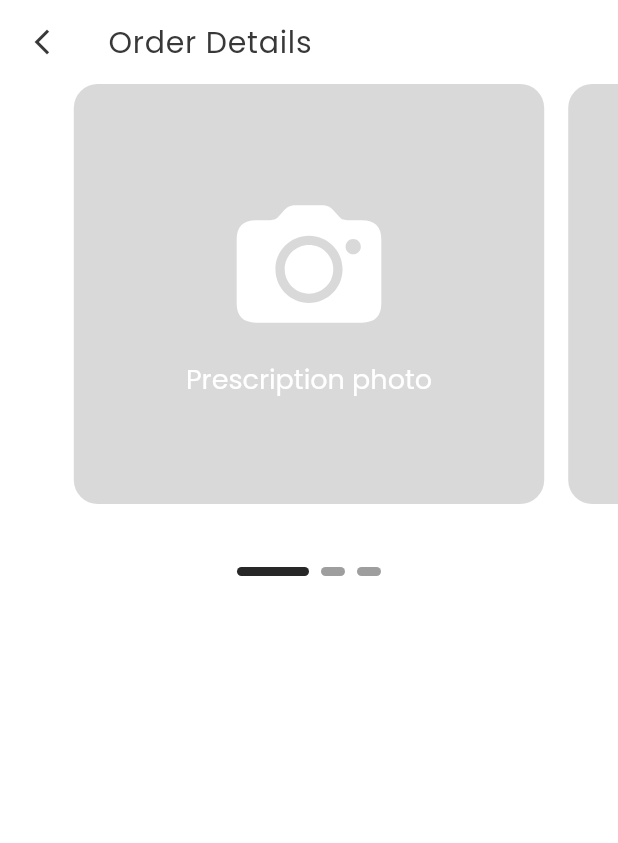
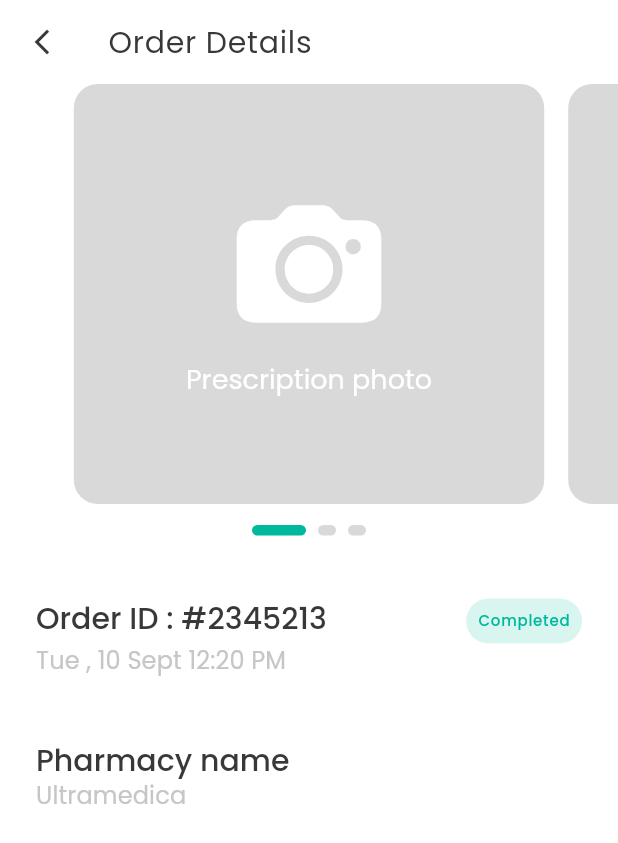
Before and after one commit to Taim-Amer/Comprehensive-Pharmacy-client-role, a Flutter app: the screen it shows after launch, on a phone screen of 412 x 824 dp. Shown: the top 843 px of the screen. Run offline on Flutter 3.47's test engine with Material 3 defaults, Android fonts, the phone set to English and light mode, and no system bars; drawn by our look-alikes of smooth_page_indicator; our stand-ins replace dio, firebase_messaging, flutter_otp_text_field, flutter_screenutil, flutter_svg, fluttertoast and 8 more; missing offline and left inert: measure_size_builder; accounts and stored records are empty.

Commit message:
Order Details

```diff
--- a/lib/features/orders/views/order/order_details_screen.dart
+++ b/lib/features/orders/views/order/order_details_screen.dart
@@ -33,9 +33,7 @@ class OrderDetailsScreen extends StatelessWidget {
             child: PageView.builder(
               itemCount: 3,
               scrollDirection: Axis.horizontal,
-              // controller: PageController(viewportFraction: 0.8),
               controller: OrdersController.instance.pageController,
-              // padEnds: false,
               itemBuilder: (context, index) => Transform.scale(
                 scale: 1.0,
                 child: Padding(
@@ -57,17 +55,45 @@ class OrderDetailsScreen extends StatelessWidget {
               ),
             ),
           ),
-          TSizes.spaceBtwSections.verticalSpace,
+          TSizes.spaceBtwItems.verticalSpace,
           SmoothPageIndicator(
             count: 3,
             controller: OrdersController.instance.pageController,
             onDotClicked: OrdersController.instance.dotNavigationClick,
             effect: ExpandingDotsEffect(
-                activeDotColor: dark ? TColors.light : TColors.dark,
-                dotHeight: 6,
+                activeDotColor: TColors.primary,
+                dotColor: TColors.borderPrimary,
+                dotWidth: 12.w,
+                dotHeight: 7.h,
             ),
           ),
           TSizes.spaceBtwSections.verticalSpace,
+          Padding(
+            padding: const EdgeInsets.symmetric(horizontal: TSizes.defaultSpace),
+            child: Column(
+              crossAxisAlignment: CrossAxisAlignment.start,
+              children: [
+                Row(
+                  mainAxisAlignment: MainAxisAlignment.spaceBetween,
+                  crossAxisAlignment: CrossAxisAlignment.start,
+                  children: [
+                    Text(TEnglishTexts.orderID, style: Theme.of(context).textTheme.titleLarge?.copyWith(fontSize: 20, fontWeight: FontWeight.w500)),
+                    TRoundedContainer(
+                      backgroundColor: const Color(0xFFD9F5F0),
+                      radius: 100.r,
+                      height: 30.h,
+                      padding: const EdgeInsets.all(8),
+                      child: Center(child: Text(TEnglishTexts.completed, style: Theme.of(context).textTheme.labelMedium?.copyWith(color: TColors.primary, fontSize: 10, fontWeight: FontWeight.w500))),
+                    )
+                  ],
+                ),
+                Text("Tue , 10 Sept 12:20 PM", style: Theme.of(context).textTheme.labelLarge?.copyWith(fontSize: 16)),
+                TSizes.spaceBtwSections.verticalSpace,
+                Text(TEnglishTexts.pharmacyName, style: Theme.of(context).textTheme.titleLarge?.copyWith(fontSize: 20, fontWeight: FontWeight.w500)),
+                Text("Ultramedica", style: Theme.of(context).textTheme.labelLarge?.copyWith(fontSize: 16)),
+              ],
+            ),
+          )
         ],
       ),
     );
```
